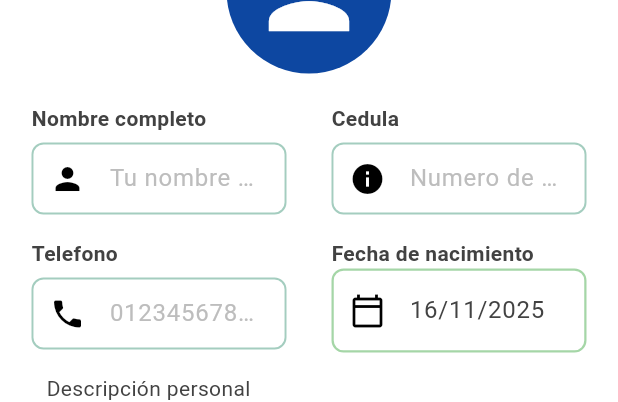
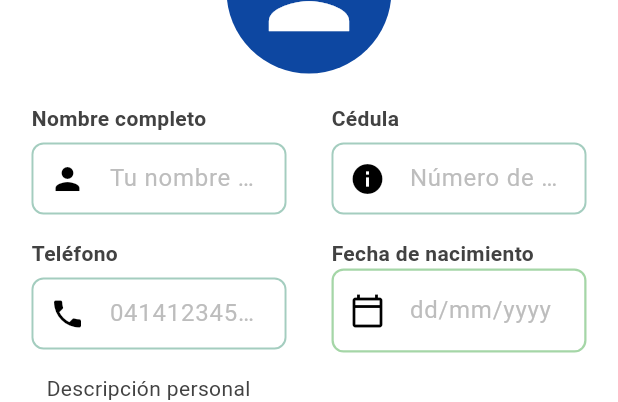
Before and after one commit to VictorDevCode21/project_manager, a Flutter app: the ProfileManager widget shown alone on an empty page, opened directly, after a tap on "Cancelar", on a phone screen of 412 x 824 dp. Shown: the part 222-624 px from the top of the screen. Run offline on Flutter 3.47's test engine with Material 3 defaults, Android fonts, the phone set to English and light mode, and no system bars; our stand-ins replace cloud_firestore, dio, firebase_auth, firebase_core, flutter_dotenv, go_router; accounts and stored records are empty.

Commit message:
validations in profile

```diff
--- a/lib/views/profile_view.dart
+++ b/lib/views/profile_view.dart
@@ -73,14 +73,33 @@ class ProfileManager extends StatefulWidget {
 }
 
 class _ProfileManagerState extends State<ProfileManager> {
-  ProfileController controller = ProfileController();
+  late final ProfileController controller;
+  final GlobalKey<FormState> _profileFormKey = GlobalKey<FormState>();
+
+  @override
+  void initState() {
+    super.initState();
+    controller = ProfileController();
+
+    // Load current user data once after first build
+    WidgetsBinding.instance.addPostFrameCallback((_) async {
+      await controller.cancelarAccion(context);
+      if (mounted) setState(() {});
+    });
+  }
+
+  @override
+  void dispose() {
+    controller.dispose();
+    super.dispose();
+  }
+
   @override
   Widget build(BuildContext context) {
-    controller.cancelarAccion(context);
     return Center(
       child: Container(
         width: 900,
-        padding: EdgeInsets.all(20),
+        padding: const EdgeInsets.all(20),
         decoration: BoxDecoration(
           border: Border.all(color: Theme.of(context).dividerColor),
           borderRadius: BorderRadius.circular(10),
@@ -106,44 +125,46 @@ class _ProfileManagerState extends State<ProfileManager> {
               ],
             ),
             Row(
-              children: [
+              children: const [
                 Text('Actualiza tu información personal y datos de contacto'),
               ],
             ),
             const SizedBox(height: 20),
             Row(
               mainAxisAlignment: MainAxisAlignment.center,
-              children: [
+              children: const [
                 CircleAvatar(
                   radius: 55,
                   child: Icon(Icons.person, size: 80, color: Colors.white),
                 ),
               ],
             ),
-            SizedBox(height: 20),
+            const SizedBox(height: 20),
             Form(
+              key: _profileFormKey,
+              autovalidateMode: AutovalidateMode.onUserInteraction,
               child: Row(
                 crossAxisAlignment: CrossAxisAlignment.start,
                 children: [
                   Expanded(child: column1()),
-                  SizedBox(width: 30),
+                  const SizedBox(width: 30),
                   Expanded(child: column2()),
                 ],
               ),
             ),
             descriptionBox(),
-            SizedBox(height: 10),
+            const SizedBox(height: 10),
             Row(
               crossAxisAlignment: CrossAxisAlignment.end,
               children: [
                 cancel1(),
-                SizedBox(width: 10),
+                const SizedBox(width: 10),
                 saveChanges(),
-                SizedBox(width: 10),
+                const SizedBox(width: 10),
                 authChange(),
               ],
             ),
-            SizedBox(height: 10),
+            const SizedBox(height: 10),
           ],
         ),
       ),
@@ -168,9 +189,9 @@ class _ProfileManagerState extends State<ProfileManager> {
           controller: controller.newnameController,
           validator: controller.validarNombre,
         ),
-        SizedBox(height: 10),
+        const SizedBox(height: 10),
         Text(
-          'Telefono',
+          'Teléfono',
           style: TextStyle(
             color: Theme.of(context).textTheme.bodyMedium!.color,
             fontWeight: FontWeight.bold,
@@ -178,7 +199,7 @@ class _ProfileManagerState extends State<ProfileManager> {
         ),
         CustomTextField(
           labelText: 'telefono',
-          hintText: '01234567890',
+          hintText: '04141234567',
           iconData: Icons.phone,
           controller: controller.newphoneController,
           validator: controller.validarPhone,
@@ -192,7 +213,7 @@ class _ProfileManagerState extends State<ProfileManager> {
       crossAxisAlignment: CrossAxisAlignment.start,
       children: [
         Text(
-          'Cedula',
+          'Cédula',
           style: TextStyle(
             color: Theme.of(context).textTheme.bodyMedium!.color,
             fontWeight: FontWeight.bold,
@@ -200,12 +221,12 @@ class _ProfileManagerState extends State<ProfileManager> {
         ),
         CustomTextField(
           labelText: 'cedula',
-          hintText: 'Numero de cedula',
+          hintText: 'Número de cédula',
           iconData: Icons.info,
           controller: controller.newpersonIdController,
           validator: controller.validarCedula,
         ),
-        SizedBox(height: 10),
+        const SizedBox(height: 10),
         Text(
           'Fecha de nacimiento',
           style: TextStyle(
@@ -216,11 +237,18 @@ class _ProfileManagerState extends State<ProfileManager> {
         TextFormField(
           readOnly: true,
           onTap: () async {
-            final pickedDate = await showDatePicker(
+            final DateTime now = DateTime.now();
+            final DateTime firstDate = DateTime(
+              now.year - 120,
+              now.month,
+              now.day,
+            );
+
+            final DateTime? pickedDate = await showDatePicker(
               context: context,
-              firstDate: DateTime(1950),
-              initialDate: DateTime(2000),
-              lastDate: DateTime.now(),
+              firstDate: firstDate,
+              initialDate: controller.selectedDate ?? DateTime(2000),
+              lastDate: now,
             );
             if (pickedDate != null) {
               setState(() => controller.selectedDate = pickedDate);
@@ -244,7 +272,7 @@ class _ProfileManagerState extends State<ProfileManager> {
 
   Widget descriptionBox() {
     return Container(
-      padding: EdgeInsets.all(10),
+      padding: const EdgeInsets.all(10),
       decoration: BoxDecoration(
         border: Border(
           bottom: BorderSide(color: Theme.of(context).dividerColor),
@@ -265,31 +293,28 @@ class _ProfileManagerState extends State<ProfileManager> {
 
   Widget cancel1() {
     return OutlinedButton(
-      onPressed: () {
-        setState(() {
+      onPressed: () async {
         try {
-            controller.cancelarAccion(context);
+          await controller.cancelarAccion(context);
+          if (mounted) setState(() {});
         } catch (e) {
           debugPrint(e.toString());
         }
-        });
       },
-      child: Text('Cancelar'),
+      child: const Text('Cancelar'),
     );
   }
 
   Widget saveChanges() {
     return TextButton.icon(
-      onPressed: () {
-        setState(() {
-          if (mounted) {
+      onPressed: () async {
+        if (!mounted) return;
         try {
-              controller.modificarPerfil(context);
+          await controller.modificarPerfil(context);
+          if (mounted) setState(() {});
         } catch (e) {
-              debugPrint('Error');
+          debugPrint('[ProfileManager] saveChanges error: $e');
         }
-          }
-        });
       },
       icon: Icon(Icons.save, color: Theme.of(context).colorScheme.onPrimary),
       label: Text(
@@ -310,17 +335,16 @@ class _ProfileManagerState extends State<ProfileManager> {
   Widget authChange() {
     return TextButton.icon(
       onPressed: () {
-        setState(() {
-          if (mounted) {
+        if (!mounted) return;
         try {
           Navigator.of(context).push(
-                MaterialPageRoute(builder: (context) => const ModificarAuth()),
+            MaterialPageRoute(
+              builder: (BuildContext context) => const ModificarAuth(),
+            ),
           );
         } catch (e) {
-              debugPrint('Error');
+          debugPrint('Error: $e');
         }
-          }
-        });
       },
       icon: Icon(
         Icons.app_registration_rounded,
```
Also changed, not shown: lib/controllers/profile_controller.dart (+240 -108 lines). Lines whose indentation alone changed are shown as unchanged.
